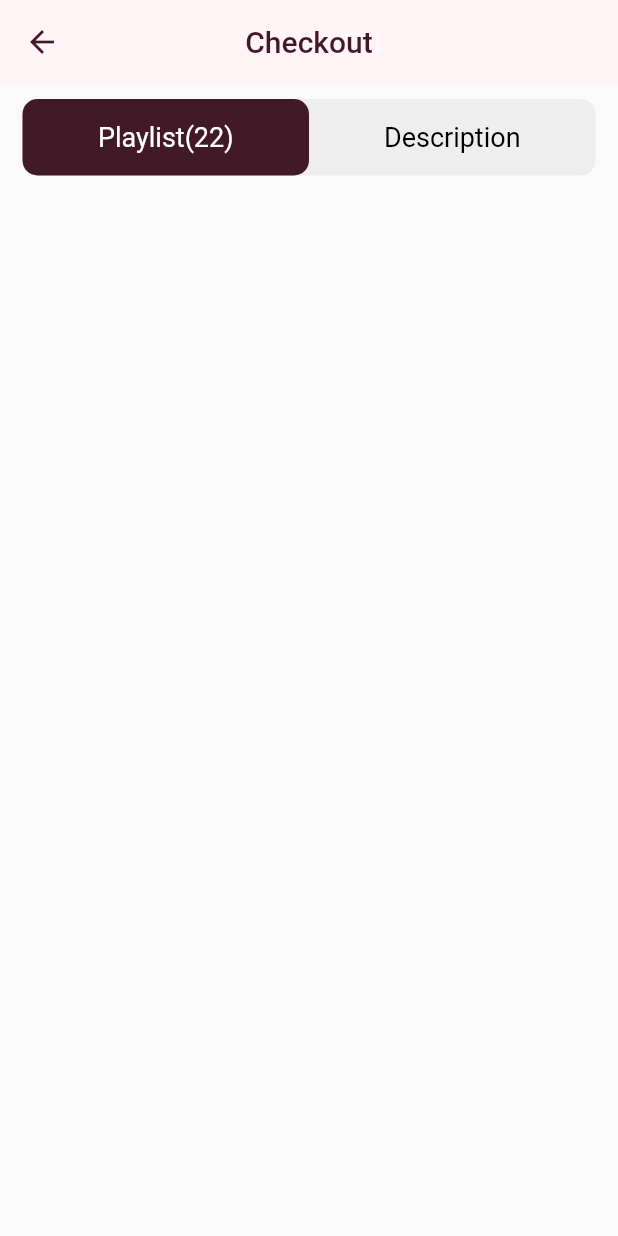
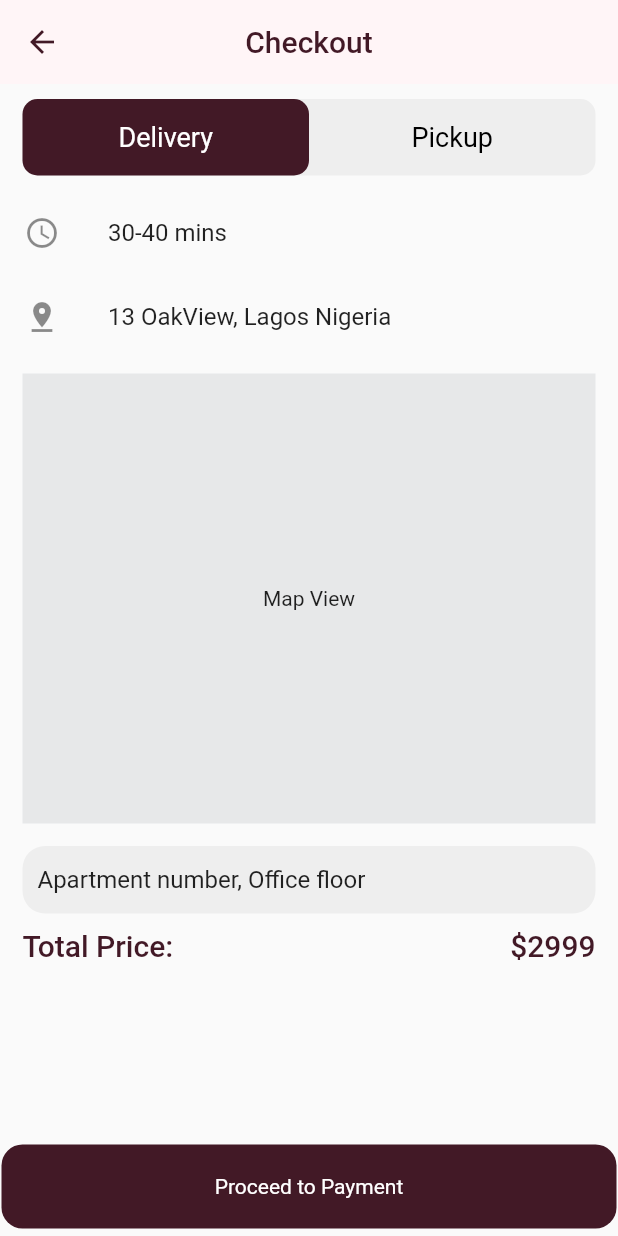
Before and after one commit to Tolulope05/wine_ecommerce, a Flutter app: the CheckoutScreen screen opened by its route, on a phone screen of 412 x 824 dp. Run offline on Flutter 3.47's test engine with Material 2 defaults, Android fonts, the phone set to English and light mode, and no system bars; our stand-ins replace dio, flutter_svg; missing offline and left inert: floating_navbar.

Commit message:
made nice fix

```diff
--- a/lib/view/checkout_screen.dart
+++ b/lib/view/checkout_screen.dart
@@ -4,6 +4,7 @@ import 'package:wine_ecommerce/widgets/custom_tab_view.dart';
 
 import '../database/consts.dart';
 import '../view_model/checkout_screen_model.dart';
+import '../widgets/button.dart';
 
 class CheckoutScreen extends StatelessWidget {
   const CheckoutScreen({Key? key}) : super(key: key);
@@ -28,12 +29,105 @@ class CheckoutScreen extends StatelessWidget {
               color: wineColor,
             ),
           )),
-      body: Column(
+      body: Stack(
         children: [
-          CustomTabView(
-            changeTab: (int int) => model.chnagetabview(int),
-            index: model.tabView,
+          Column(
+            children: [
+              CustomTabView(
+                changeTab: (int int) => model.chnagetabview(int),
+                index: model.tabView,
+                tags: model.tags,
+              ),
+              model.tabView == 0
+                  ? Column(
+                      children: [
+                        const ListTile(
+                          leading: Icon(
+                            Icons.access_time_sharp,
+                          ),
+                          title: Text("30-40 mins"),
+                        ),
+                        const ListTile(
+                          leading: Icon(
+                            Icons.pin_drop,
+                          ),
+                          title: Text("13 OakView, Lagos Nigeria"),
+                        ),
+                        Container(
+                          height: 300,
+                          margin: const EdgeInsets.symmetric(
+                            horizontal: 15,
+                            vertical: 10,
+                          ),
+                          decoration:
+                              BoxDecoration(color: greyColor.withOpacity(0.2)),
+                          child: const Center(
+                            child: Text("Map View"),
+                          ),
+                        ),
+                        Container(
+                          margin: const EdgeInsets.only(
+                            left: 15,
+                            right: 15,
+                            top: 5,
+                            bottom: 10,
+                          ),
+                          padding: const EdgeInsets.symmetric(
+                              horizontal: 10, vertical: 10),
+                          decoration: BoxDecoration(
+                              color: Colors.grey.shade200,
+                              borderRadius: BorderRadius.circular(15)),
+                          height: 45,
+                          child: TextField(
+                            controller: model.locationController,
+                            onTap: () {},
+                            onChanged: (value) {
+                              model.locationController.text = value;
+                            },
+                            decoration:
+                                const InputDecoration(border: InputBorder.none),
+                          ),
+                        ),
+                        Container(
+                          margin: const EdgeInsets.symmetric(horizontal: 15),
+                          child: Row(
+                            mainAxisAlignment: MainAxisAlignment.spaceBetween,
+                            children: const [
+                              Text(
+                                "Total Price:",
+                                style: TextStyle(
+                                  color: wineColor,
+                                  fontSize: 20,
+                                  fontWeight: FontWeight.w500,
+                                ),
+                              ),
+                              Text(
+                                "\$2999",
+                                style: TextStyle(
+                                  color: wineColor,
+                                  fontSize: 20,
+                                  fontWeight: FontWeight.w500,
+                                ),
+                              ),
+                            ],
+                          ),
+                        ),
+                      ],
+                    )
+                  : const Center(
+                      child: Text("Hello"),
+                    )
+            ],
           ),
+          Positioned(
+            bottom: 5,
+            left: 1,
+            right: 1,
+            child: Button(
+              function: () {},
+              title: "Proceed to Payment",
+            ),
+          )
         ],
       ),
     );
--- a/lib/view/product_details_screen.dart
+++ b/lib/view/product_details_screen.dart
@@ -153,8 +153,8 @@ class ProductDetailsScreen extends StatelessWidget {
               ),
               Container(
                 padding: const EdgeInsets.symmetric(horizontal: 15),
-                child: const Text(
-                  "Price: 0",
+                child: Text(
+                  "Price: \$${wineData.price}",
                   style: TextStyle(
                     color: wineColor,
                     fontSize: 20,
--- a/lib/view_model/checkout_screen_model.dart
+++ b/lib/view_model/checkout_screen_model.dart
@@ -9,9 +9,17 @@ class CheckoutScreenModel with ChangeNotifier {
     notifyListeners();
   }
 
+  final List<String> tags = [
+    "Delivery",
+    "Pickup",
+  ];
+
   final NavigationServices _navigationServices = NavigationServices();
 
   void getBack(BuildContext context) {
     _navigationServices.navigateToPreviousPage(context);
   }
+
+  final TextEditingController locationController =
+      TextEditingController(text: "Apartment number, Office floor");
 }
--- a/lib/widgets/button.dart
+++ b/lib/widgets/button.dart
@@ -12,14 +12,15 @@ class Button extends StatelessWidget {
 
   @override
   Widget build(BuildContext context) {
-    return Container(
+    return GestureDetector(
+      onTap: function,
+      child: Container(
         padding: const EdgeInsets.symmetric(vertical: 20, horizontal: 40),
         decoration: BoxDecoration(
           borderRadius: BorderRadius.circular(14),
           color: wineColor,
         ),
-      child: GestureDetector(
-        onTap: function,
+        child: Center(
           child: Text(
             title,
             style: const TextStyle(
@@ -27,6 +28,7 @@ class Button extends StatelessWidget {
             ),
           ),
         ),
+      ),
     );
   }
 }
--- a/lib/widgets/cart_items.dart
+++ b/lib/widgets/cart_items.dart
@@ -8,6 +8,10 @@ class CartItem extends StatelessWidget {
   Widget build(BuildContext context) {
     double deviceSize = MediaQuery.of(context).size.width;
     return Container(
+      decoration: BoxDecoration(
+        border: Border.all(color: Colors.grey.shade200),
+        borderRadius: BorderRadius.circular(10),
+      ),
       margin: const EdgeInsets.symmetric(vertical: 5, horizontal: 10),
       child: Row(
         children: [
@@ -33,7 +37,9 @@ class CartItem extends StatelessWidget {
                 SizedBox(
                   width: deviceSize * 0.65,
                   child: const Text(
-                    "This is the wine name,Full details and soon, stayed tuned",
+                    "This is the wine name,full details and soon, stayed tuned  Tolu blah blah jdjdjddjdjdhdhhhdhdh",
+                    maxLines: 2,
+                    overflow: TextOverflow.ellipsis,
                     style: TextStyle(fontSize: 16, fontWeight: FontWeight.w500),
                   ),
                 ),
--- a/lib/widgets/custom_tab_view.dart
+++ b/lib/widgets/custom_tab_view.dart
@@ -4,10 +4,12 @@ import 'package:wine_ecommerce/database/consts.dart';
 class CustomTabView extends StatefulWidget {
   final Function(int) changeTab;
   final int index;
+  final List<String> tags;
   const CustomTabView({
     Key? key,
     required this.changeTab,
     required this.index,
+    required this.tags,
   }) : super(key: key);
 
   @override
@@ -15,11 +17,6 @@ class CustomTabView extends StatefulWidget {
 }
 
 class _CustomTabViewState extends State<CustomTabView> {
-  final List<String> _tags = [
-    "Playlist(22)",
-    "Description",
-  ];
-
   Widget _buildTags(int index) {
     return Expanded(
       child: GestureDetector(
@@ -37,7 +34,7 @@ class _CustomTabViewState extends State<CustomTabView> {
           ),
           child: Center(
             child: Text(
-              _tags[index],
+              widget.tags[index],
               style: TextStyle(
                 color: widget.index != index ? Colors.black : Colors.white,
                 fontSize: 18,
@@ -59,7 +56,7 @@ class _CustomTabViewState extends State<CustomTabView> {
       ),
       child: Row(
         mainAxisAlignment: MainAxisAlignment.center,
-        children: _tags
+        children: widget.tags
             .asMap()
             .entries
             .map((MapEntry map) => _buildTags(map.key))
```
Lines whose indentation alone changed are shown as unchanged.
